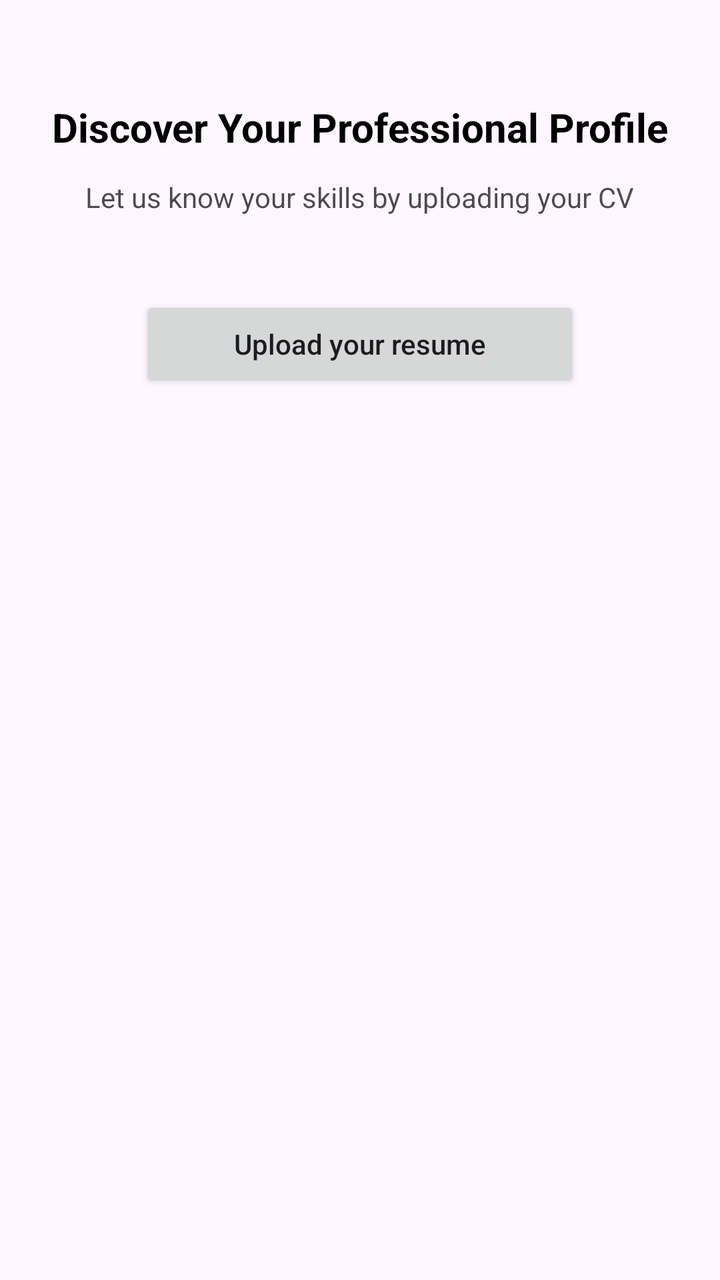
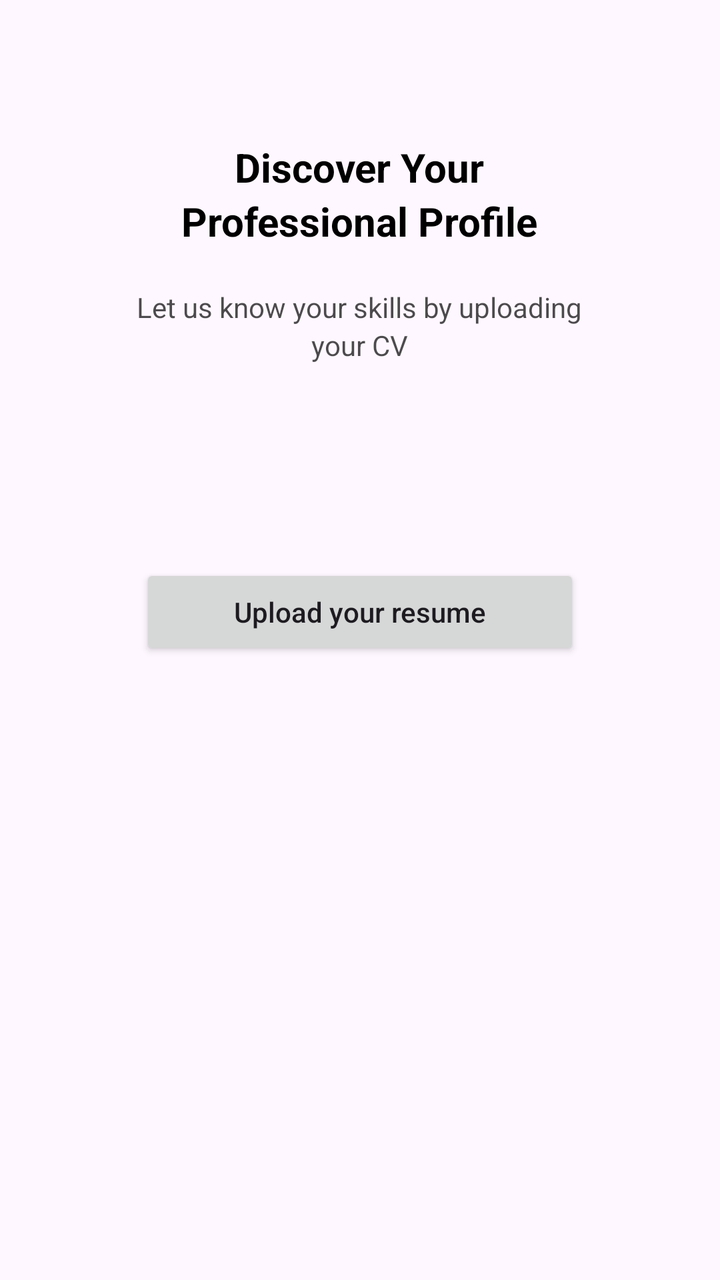

An Android layout rendered at two revisions. The XML below is the earlier revision; the diff shows what the commit changed to produce the second picture.
<!-- AndroidManifest.xml: application theme Theme.Mind2Career -->
<!-- res/layout/activity_resume_upload.xml -->
<?xml version="1.0" encoding="utf-8"?>
<LinearLayout xmlns:android="http://schemas.android.com/apk/res/android"
    xmlns:app="http://schemas.android.com/apk/res-auto"
    xmlns:tools="http://schemas.android.com/tools"
    android:id="@+id/main"
    android:layout_width="match_parent"
    android:layout_height="match_parent"
    android:orientation="vertical"
    tools:context=".ResumeUpload">
    <TextView
        android:id="@+id/titleText"
        android:layout_width="wrap_content"
        android:layout_height="wrap_content"
        android:text="Discover Your Professional Profile"
        android:textSize="20sp"
        android:textColor="#000000"
        android:textStyle="bold"
        android:layout_gravity="center"
        android:layout_marginTop="50dp" />

    <TextView
        android:id="@+id/subtitleText"
        android:layout_width="wrap_content"
        android:layout_height="wrap_content"
        android:text="Let us know your skills by uploading your CV"
        android:textSize="14sp"
        android:textColor="#B3000000"
        android:layout_gravity="center"
        android:layout_marginTop="12dp" />

    <Button
        android:id="@+id/uploadButton"
        android:layout_width="220dp"
        android:layout_height="48dp"
        android:text="Upload your resume"
        android:textAllCaps="false"
        android:textSize="14sp"
        android:layout_gravity="center"
        android:layout_marginTop="40dp" />


</LinearLayout>
<!-- resources referenced by this layout -->
<resources>
  <style name="Theme.Mind2Career" parent="Base.Theme.Mind2Career" />
  <style name="Base.Theme.Mind2Career" parent="Theme.Material3.DayNight.NoActionBar">
          
          
      </style>
</resources>

<!-- the commit's change to res/layout/activity_resume_upload.xml (unified diff, before → after) -->
@@ -11,22 +11,39 @@
         android:id="@+id/titleText"
         android:layout_width="wrap_content"
         android:layout_height="wrap_content"
-        android:text="Discover Your Professional Profile"
+        android:text="Discover Your"
         android:textSize="20sp"
         android:textColor="#000000"
         android:textStyle="bold"
         android:layout_gravity="center"
-        android:layout_marginTop="50dp" />
+        android:layout_marginTop="70dp" />
+    <TextView
+        android:id="@+id/titleText1"
+        android:layout_width="wrap_content"
+        android:layout_height="wrap_content"
+        android:text="Professional Profile"
+        android:textSize="20sp"
+        android:textColor="#000000"
+        android:textStyle="bold"
+        android:layout_gravity="center" />
 
     <TextView
         android:id="@+id/subtitleText"
         android:layout_width="wrap_content"
         android:layout_height="wrap_content"
-        android:text="Let us know your skills by uploading your CV"
+        android:text="Let us know your skills by uploading"
         android:textSize="14sp"
         android:textColor="#B3000000"
         android:layout_gravity="center"
-        android:layout_marginTop="12dp" />
+        android:layout_marginTop="20dp" />
+    <TextView
+        android:id="@+id/subtitleText1"
+        android:layout_width="wrap_content"
+        android:layout_height="wrap_content"
+        android:text="your CV"
+        android:textSize="14sp"
+        android:textColor="#B3000000"
+        android:layout_gravity="center" />
 
     <Button
         android:id="@+id/uploadButton"
@@ -36,7 +53,7 @@
         android:textAllCaps="false"
         android:textSize="14sp"
         android:layout_gravity="center"
-        android:layout_marginTop="40dp" />
+        android:layout_marginTop="100dp" />
 
 
 </LinearLayout>
